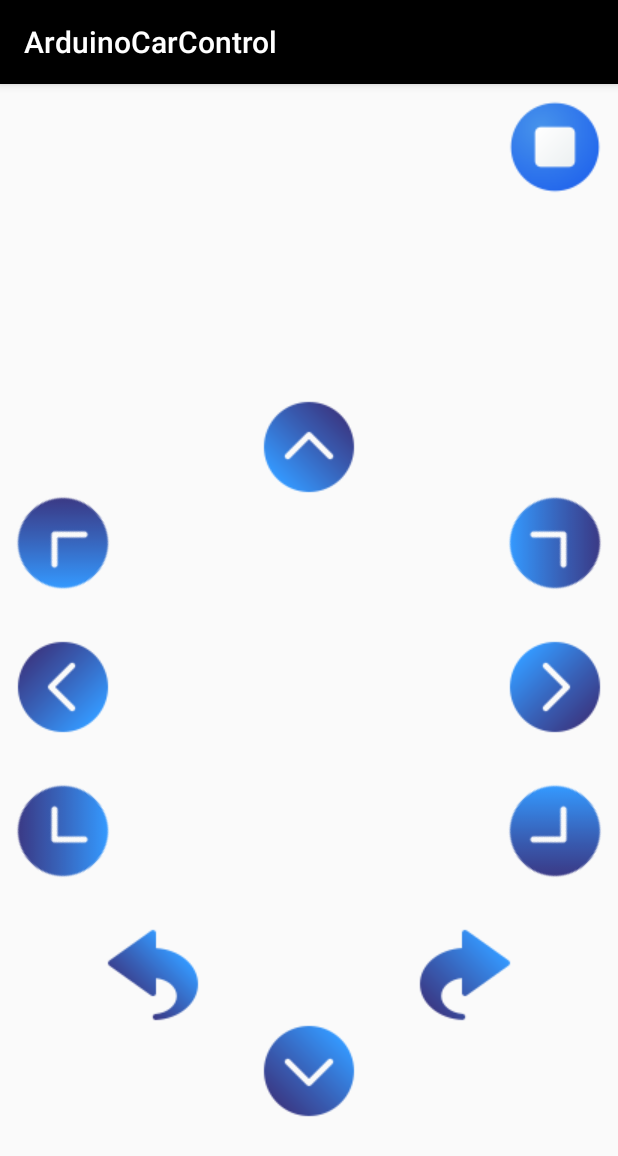
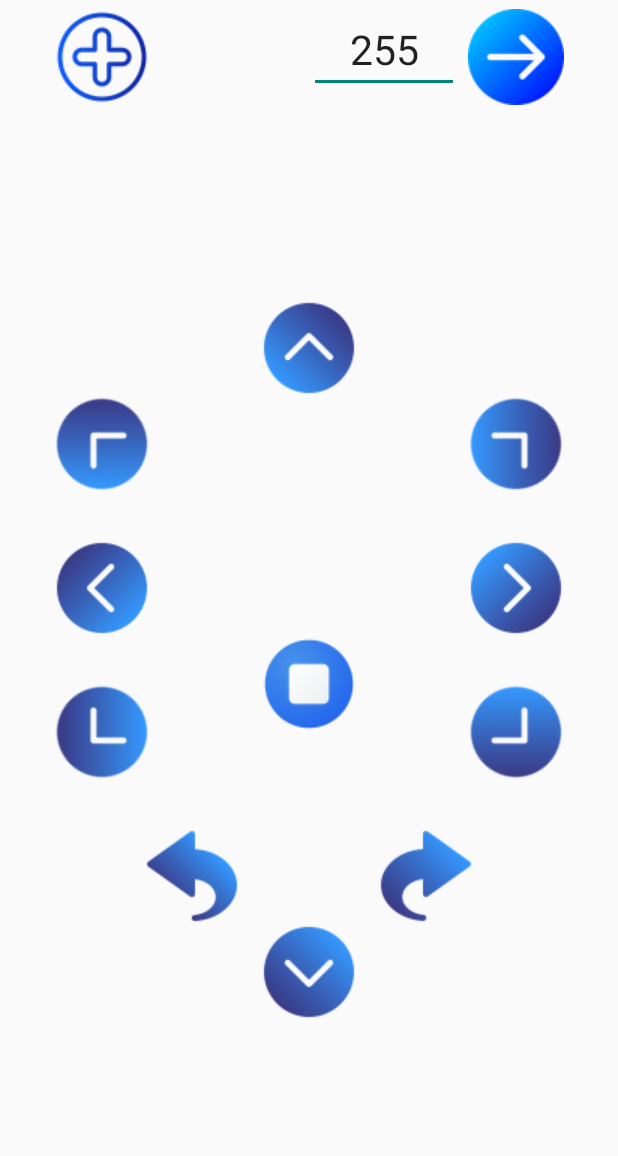
Before and after one commit to Dominik308/ArduinoCarControl, an Android app: the screen it shows after launch (MainActivity), on a phone screen of 412 x 824 dp. Shown: the top 1156 px of the screen. Run offline under Robolectric (Android 15) with nearby library versions, the phone set to English and light mode, and no system bars.

Commit message:
-Connect Button added -added Speed changer input and send Corrected driving

```diff
--- a/app/src/main/java/de/domi/arduinocarcontrol/MainActivity.java
+++ b/app/src/main/java/de/domi/arduinocarcontrol/MainActivity.java
@@ -8,9 +8,12 @@ import android.content.pm.PackageManager;
 import android.os.Bundle;
 import android.util.Log;
 import android.widget.Button;
+import android.widget.EditText;
 import android.widget.ImageButton;
+import android.widget.TextView;
 import android.widget.Toast;
 
+import androidx.appcompat.app.ActionBar;
 import androidx.appcompat.app.AppCompatActivity;
 import androidx.core.app.ActivityCompat;
 
@@ -41,25 +44,12 @@ public class MainActivity extends AppCompatActivity {
         super.onCreate(savedInstanceState);
         setContentView(R.layout.activity_main);
 
+
         UUID uuid = UUID.fromString("00001101-0000-1000-8000-00805F9B34FB");
-
         BluetoothAdapter bluetoothAdapter = BluetoothAdapter.getDefaultAdapter();
         BluetoothDevice device = bluetoothAdapter.getRemoteDevice("00:23:09:01:3A:1B");
 
-        new Thread(() -> {
-            try {
-                if (ActivityCompat.checkSelfPermission(MainActivity.this, Manifest.permission.BLUETOOTH_ADMIN) != PackageManager.PERMISSION_GRANTED) {
-                    return;
-                }
-                socket = device.createRfcommSocketToServiceRecord(uuid);
-                socket.connect();
-                outputStream = socket.getOutputStream();
-                runOnUiThread(() -> Toast.makeText(MainActivity.this, "Bluetooth successfully connected", Toast.LENGTH_LONG).show());
-            } catch (IOException e) {
-                e.printStackTrace();
-                runOnUiThread(() -> Toast.makeText(MainActivity.this, "Failed to connect to device", Toast.LENGTH_LONG).show());
-            }
-        }).start();
+        connectToDevice(device, uuid);
 
         ImageButton forwardButton = findViewById(R.id.forward);
         ImageButton backwardButton = findViewById(R.id.backward);
@@ -72,6 +62,10 @@ public class MainActivity extends AppCompatActivity {
         ImageButton rotateLeftButton = findViewById(R.id.rotate_left);
         ImageButton rotateRightButton = findViewById(R.id.rotate_right);
         ImageButton stopButton = findViewById(R.id.stop);
+        ImageButton connect = findViewById(R.id.connect);
+        EditText speed = findViewById(R.id.speed);
+        ImageButton sendSpeed = findViewById(R.id.sendSpeed);
+
 
         forwardButton.setOnClickListener(v -> sendCommand(COMMAND_FORWARD));
         backwardButton.setOnClickListener(v -> sendCommand(COMMAND_BACKWARD));
@@ -84,6 +78,25 @@ public class MainActivity extends AppCompatActivity {
         rotateLeftButton.setOnClickListener(v -> sendCommand(COMMAND_ROTATE_LEFT));
         rotateRightButton.setOnClickListener(v -> sendCommand(COMMAND_ROTATE_RIGHT));
         stopButton.setOnClickListener(v -> sendCommand(COMMAND_STOP));
+        connect.setOnClickListener(v -> connectToDevice(device, uuid));
+
+        sendSpeed.setOnClickListener(v -> {
+            try {
+                if (outputStream != null) {
+                    String newSpeed = String.valueOf(speed.getText()) + '\n';
+                    outputStream.write(newSpeed.getBytes());
+                    outputStream.flush();
+                    Toast.makeText(this, "New Speed: " + speed.getText(), Toast.LENGTH_SHORT).show();
+                } else {
+                    Log.e("MSG", "Output stream is null");
+                    runOnUiThread(() -> Toast.makeText(MainActivity.this, "Failed to send command", Toast.LENGTH_LONG).show());
+                }
+            } catch (IOException e) {
+                Log.e("MSG", "Failed to send command", e);
+                e.printStackTrace();
+                runOnUiThread(() -> Toast.makeText(MainActivity.this, "Failed to send command", Toast.LENGTH_LONG).show());
+            }
+        });
     }
 
     private void sendCommand(char command) {
@@ -101,6 +114,23 @@ public class MainActivity extends AppCompatActivity {
             e.printStackTrace();
             runOnUiThread(() -> Toast.makeText(MainActivity.this, "Failed to send command", Toast.LENGTH_LONG).show());
         }
+    }
+
+    void connectToDevice(BluetoothDevice device, UUID uuid) {
+        new Thread(() -> {
+            try {
+                if (ActivityCompat.checkSelfPermission(MainActivity.this, Manifest.permission.BLUETOOTH_ADMIN) != PackageManager.PERMISSION_GRANTED) {
+                    return;
+                }
+                socket = device.createRfcommSocketToServiceRecord(uuid);
+                socket.connect();
+                outputStream = socket.getOutputStream();
+                runOnUiThread(() -> Toast.makeText(MainActivity.this, "Bluetooth successfully connected", Toast.LENGTH_LONG).show());
+            } catch (IOException e) {
+                e.printStackTrace();
+                runOnUiThread(() -> Toast.makeText(MainActivity.this, "Failed to connect to device", Toast.LENGTH_LONG).show());
+            }
+        }).start();
     }
 
 
--- a/app/src/main/res/layout/activity_main.xml
+++ b/app/src/main/res/layout/activity_main.xml
@@ -4,8 +4,59 @@
     xmlns:tools="http://schemas.android.com/tools"
     android:layout_width="match_parent"
     android:layout_height="match_parent"
-    android:layout_margin="10dp"
+    android:layout_marginStart="36dp"
+    android:layout_marginEnd="36dp"
     tools:context=".MainActivity">
+
+    <LinearLayout
+        android:layout_width="wrap_content"
+        android:layout_height="wrap_content"
+        android:layout_alignParentTop="true"
+        android:layout_marginTop="6dp">
+
+        <ImageButton
+            android:id="@+id/connect"
+            android:layout_width="wrap_content"
+            android:layout_height="wrap_content"
+            android:background="@null"
+            android:importantForAccessibility="no"
+            android:src="@drawable/add" />
+
+        <RelativeLayout
+            android:layout_width="wrap_content"
+            android:layout_height="wrap_content">
+
+            <EditText
+                android:id="@+id/speed"
+                android:layout_width="100dp"
+                android:layout_height="50dp"
+                android:layout_marginStart="6dp"
+                android:layout_marginTop="6dp"
+                android:layout_marginEnd="6dp"
+                android:layout_marginBottom="6dp"
+                android:layout_toStartOf="@id/sendSpeed"
+                android:hint="Speed"
+                android:text="255"
+                android:maxLines="1"
+                android:textAlignment="center"
+                android:inputType="numberDecimal"
+                android:textSize="27sp"
+                tools:ignore="TextViewEdits" />
+
+            <ImageButton
+                android:id="@+id/sendSpeed"
+                android:layout_width="wrap_content"
+                android:layout_height="wrap_content"
+                android:layout_centerHorizontal="true"
+                android:background="@null"
+                android:layout_alignParentEnd="true"
+                android:importantForAccessibility="no"
+                android:src="@drawable/right_arrow" />
+
+        </RelativeLayout>
+
+
+    </LinearLayout>
 
     <ImageButton
         android:id="@+id/forward"
@@ -16,8 +67,7 @@
         android:background="@null"
         android:importantForAccessibility="no"
         android:rotation="180"
-        android:src="@drawable/arrow"
-        android:text="@string/forward" />
+        android:src="@drawable/arrow" />
 
     <ImageButton
         android:id="@+id/left"
@@ -29,8 +79,7 @@
         android:background="@null"
         android:importantForAccessibility="no"
         android:rotation="90"
-        android:src="@drawable/arrow"
-        android:text="@string/left" />
+        android:src="@drawable/arrow" />
 
     <ImageButton
         android:id="@+id/right"
@@ -42,8 +91,7 @@
         android:background="@null"
         android:importantForAccessibility="no"
         android:rotation="-90"
-        android:src="@drawable/arrow"
-        android:text="@string/right" />
+        android:src="@drawable/arrow" />
 
     <ImageButton
         android:id="@+id/forward_left"
@@ -54,8 +102,7 @@
         android:background="@null"
         android:importantForAccessibility="no"
         android:rotation="135"
-        android:src="@drawable/arrow"
-        android:text="@string/forward_left" />
+        android:src="@drawable/arrow" />
 
     <ImageButton
         android:id="@+id/forward_right"
@@ -66,8 +113,7 @@
         android:background="@null"
         android:importantForAccessibility="no"
         android:rotation="-135"
-        android:src="@drawable/arrow"
-        android:text="@string/forward_right" />
+        android:src="@drawable/arrow" />
 
     <ImageButton
         android:id="@+id/backward_left"
@@ -79,8 +125,7 @@
         android:background="@null"
         android:importantForAccessibility="no"
         android:rotation="45"
-        android:src="@drawable/arrow"
-        android:text="@string/backward_left" />
+        android:src="@drawable/arrow" />
 
     <ImageButton
         android:id="@+id/backward_right"
@@ -92,8 +137,7 @@
         android:background="@null"
         android:importantForAccessibility="no"
         android:rotation="-45"
-        android:src="@drawable/arrow"
-        android:text="@string/backward_right" />
+        android:src="@drawable/arrow" />
 
     <ImageButton
         android:id="@+id/rotate_left"
@@ -101,12 +145,11 @@
         android:layout_height="wrap_content"
         android:layout_below="@id/backward_left"
         android:layout_alignParentStart="true"
+        android:layout_marginStart="60dp"
+        android:layout_marginTop="32dp"
         android:background="@null"
         android:importantForAccessibility="no"
-        android:layout_marginTop="32dp"
-        android:layout_marginStart="60dp"
-        android:src="@drawable/turn_left"
-        android:text="@string/rotate_left" />
+        android:src="@drawable/turn_left" />
 
     <ImageButton
         android:id="@+id/rotate_right"
@@ -114,12 +157,11 @@
         android:layout_height="wrap_content"
         android:layout_below="@id/backward_right"
         android:layout_alignParentEnd="true"
+        android:layout_marginTop="32dp"
+        android:layout_marginEnd="60dp"
         android:background="@null"
         android:importantForAccessibility="no"
-        android:layout_marginTop="32dp"
-        android:layout_marginEnd="60dp"
-        android:src="@drawable/turn_right"
-        android:text="@string/rotate_right" />
+        android:src="@drawable/turn_right" />
 
     <ImageButton
         android:id="@+id/backward"
@@ -129,18 +171,17 @@
         android:layout_centerHorizontal="true"
         android:background="@null"
         android:importantForAccessibility="no"
-        android:src="@drawable/arrow"
-        android:text="@string/backward" />
+        android:src="@drawable/arrow" />
 
     <ImageButton
         android:id="@+id/stop"
         android:layout_width="wrap_content"
         android:layout_height="wrap_content"
-        android:layout_alignParentEnd="true"
+        android:layout_below="@id/left"
+        android:layout_centerInParent="true"
+        android:background="@null"
+        android:importantForAccessibility="no"
         android:src="@drawable/stop"
-        android:background="@null"
-        android:text="@string/stop"
-        android:importantForAccessibility="no"
         tools:ignore="RelativeOverlap" />
 
 </RelativeLayout>
--- a/app/src/main/res/values-night/themes.xml
+++ b/app/src/main/res/values-night/themes.xml
@@ -1,7 +1,5 @@
-<resources xmlns:tools="http://schemas.android.com/tools">
-    <!-- Base application theme. -->
+<resources>
     <style name="Base.Theme.ArduinoCarControl" parent="Theme.Material3.DayNight.NoActionBar">
-        <!-- Customize your dark theme here. -->
-        <!-- <item name="colorPrimary">@color/my_dark_primary</item> -->
+
     </style>
 </resources>
--- a/app/src/main/res/values/themes.xml
+++ b/app/src/main/res/values/themes.xml
@@ -1,12 +1,3 @@
-<resources xmlns:tools="http://schemas.android.com/tools">
-    <!-- Base application theme. -->
-    <style name="Base.Theme.ArduinoCarControl" parent="Theme.AppCompat.Light.DarkActionBar">
-        <!-- Customize your light theme here. -->
-        <!-- <item name="colorPrimary">@color/my_light_primary</item> -->
-        <item name="colorPrimary">@color/black</item>
-        <item name="colorPrimaryDark">@color/black</item>
-        <item name="colorAccent">@color/black</item>
-    </style>
-
-    <style name="Theme.ArduinoCarControl" parent="Base.Theme.ArduinoCarControl" />
+<resources>
+    <style name="Theme.ArduinoCarControl" parent="Theme.AppCompat.DayNight.NoActionBar" />
 </resources>
```
Also changed, not shown: app/src/main/res/drawable/add.png (added), app/src/main/res/drawable/right_arrow.png (added).
